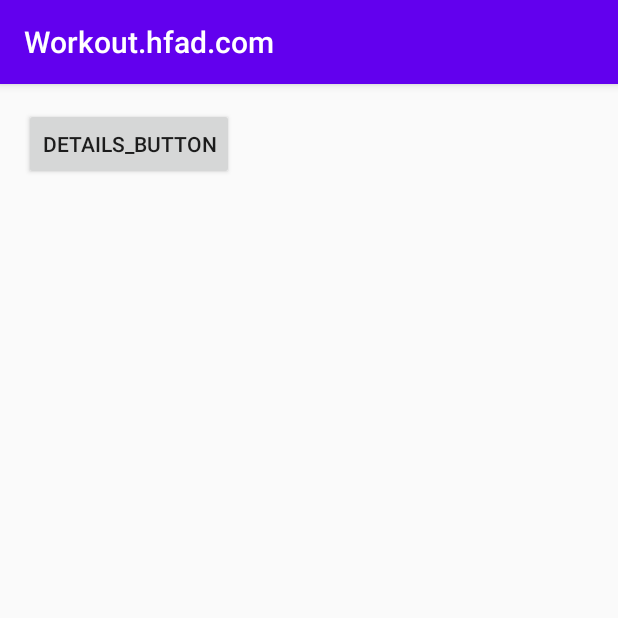
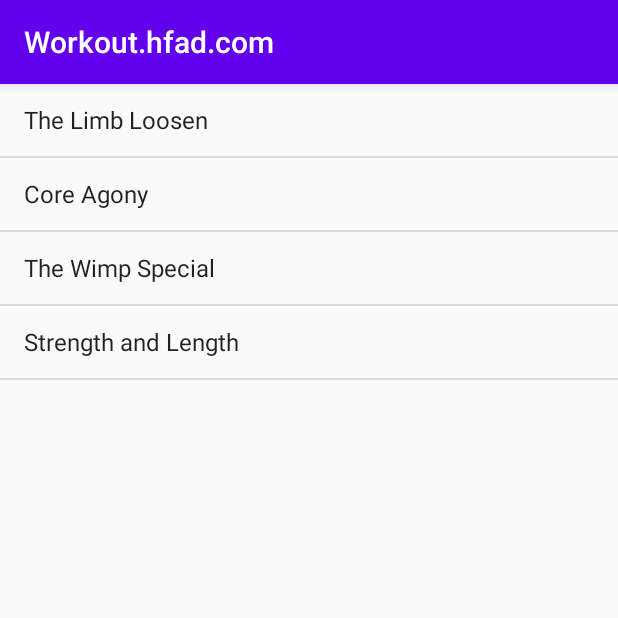
Before and after one commit to Burkut60/Workout.hfad.com, an Android app: the screen it shows after launch (MainActivity), on a phone screen of 412 x 824 dp, the top half of it. Run offline under Robolectric (Android 15) with nearby library versions, the phone set to English and light mode, and no system bars.

Commit message:
Create Workout

```diff
--- a/app/build.gradle
+++ b/app/build.gradle
@@ -28,6 +28,7 @@ dependencies {
 
     implementation 'androidx.appcompat:appcompat:1.2.0'
     implementation 'androidx.constraintlayout:constraintlayout:2.0.4'
+    implementation 'androidx.legacy:legacy-support-v4:1.0.0'
     testImplementation 'junit:junit:4.12'
     androidTestImplementation 'androidx.test.ext:junit:1.1.2'
     androidTestImplementation 'androidx.test.espresso:espresso-core:3.3.0'
--- a/app/src/main/java/com/hfad/example/workouthfadcom/DetailActivity.java
+++ b/app/src/main/java/com/hfad/example/workouthfadcom/DetailActivity.java
@@ -10,5 +10,8 @@ public class DetailActivity extends AppCompatActivity {
     protected void onCreate(Bundle savedInstanceState) {
         super.onCreate(savedInstanceState);
         setContentView(R.layout.activity_detail);
+        WorkoutDetailFragment frag = (WorkoutDetailFragment)
+              getSupportFragmentManager().findFragmentById(R.id.detail_frag);
+        frag.setWorkout(1);
     }
 }
--- /dev/null
+++ b/app/src/main/java/com/hfad/example/workouthfadcom/Workout.java
@@ -0,0 +1,34 @@
+package com.hfad.example.workouthfadcom;
+
+public class Workout {
+    private String name;
+    private String description;
+
+    public static final Workout[] workouts = {
+        new Workout("The Limb Loosen",
+                "5 Handstand push-up\n10 1-legged squats\n15 Pull-ups"),
+                new Workout("Core Agony",
+                        "100 Pull-ups\n100 Push-ups\n100 Sit-ups\n100 Squats"),
+                new Workout("The Wimp Special",
+                        "5 Pull-ups\n10 Push ups\n15 Squats"),
+                new Workout("Strength and Length",
+                        "500 meter run\n21 x 1.5 pooed kettle ball swing\n21 x pull-ups")
+    };
+    private Workout(String name, String description){
+        this.name = name;
+        this.description = description;
+    }
+
+    public String getDescription() {
+        return description;
+    }
+
+    public String getName() {
+        return name;
+    }
+
+    @Override
+    public String toString() {
+        return this.name;
+    }
+}
--- /dev/null
+++ b/app/src/main/java/com/hfad/example/workouthfadcom/WorkoutListFragment.java
@@ -0,0 +1,32 @@
+package com.hfad.example.workouthfadcom;
+
+import android.os.Bundle;
+
+import androidx.fragment.app.Fragment;
+import androidx.fragment.app.ListFragment;
+
+import android.view.LayoutInflater;
+import android.view.View;
+import android.view.ViewGroup;
+import android.widget.ArrayAdapter;
+import android.widget.TextView;
+
+public class WorkoutListFragment extends ListFragment {
+
+    public WorkoutListFragment() {
+    }
+
+    @Override
+    public View onCreateView(LayoutInflater inflater, ViewGroup container,
+                             Bundle savedInstanceState) {
+String[] names =new String[Workout.workouts.length];
+for (int i = 0; i<names.length;i++){
+    names [i] = Workout.workouts[i].getName();
+}
+        ArrayAdapter<String> adapter = new ArrayAdapter<>(
+                inflater.getContext(), android.R.layout.simple_list_item_1,
+                names);
+setListAdapter(adapter);
+        return super.onCreateView(inflater, container,savedInstanceState);
+    }
+}
--- a/app/src/main/res/layout/activity_main.xml
+++ b/app/src/main/res/layout/activity_main.xml
@@ -1,16 +1,8 @@
 <?xml version="1.0" encoding="utf-8"?>
-<LinearLayout xmlns:android="http://schemas.android.com/apk/res/android"
-    xmlns:tools="http://schemas.android.com/tools"
-    android:layout_width="match_parent"
-    android:layout_height="match_parent"
-    android:padding="16dp"
-    android:orientation="vertical"
-    tools:context=".MainActivity">
 
- <Button
-     android:layout_width="wrap_content"
-     android:layout_height="wrap_content"
-     android:onClick="onShowDetails"
-     android:text="@string/details_button"/>
 
-</LinearLayout>
+    <fragment
+        xmlns:android="http://schemas.android.com/apk/res/android"
+    android:name="com.hfad.example.workouthfadcom.WorkoutListFragment"
+        android:layout_width="match_parent"
+        android:layout_height="match_parent"/>
--- a/app/src/main/res/values/strings.xml
+++ b/app/src/main/res/values/strings.xml
@@ -1,4 +1,9 @@
 <resources>
     <string name="app_name">Workout.hfad.com</string>
     <string name="details_button">details_button</string>
+
+    <!-- TODO: Remove or change this placeholder text -->
+    <string name="hello_blank_fragment">Hello blank fragment</string>
+    <string name="workout_title">workout_title</string>
+    <string name="workout_description">Workout_description</string>
 </resources>
```
Also changed, not shown: app/src/main/java/com/hfad/example/workouthfadcom/WorkoutDetailFragment.java (added, +42 -0 lines), app/src/main/res/layout/activity_detail.xml (+4 -7 lines), app/src/main/res/layout/fragment_workout_detail.xml (added, +20 -0 lines).
